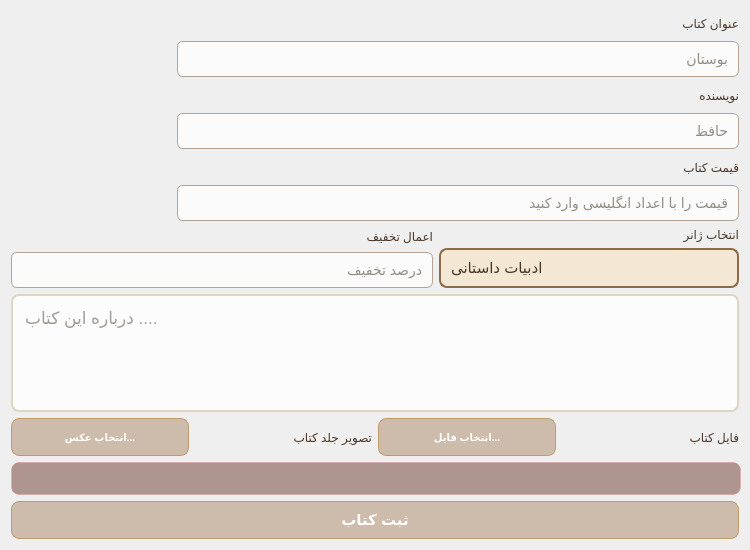
The window that Client/publisher/editbookwidget.ui (Onyx1907/Lumina-EBook-Platform) describes before a commit, drawn with Qt 5.
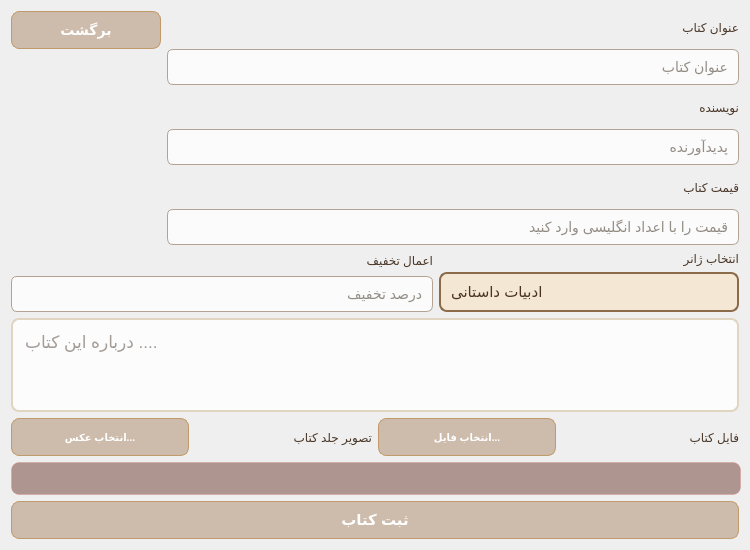
The same window after the commit.

What changed in the file:
```diff
--- a/Client/publisher/editbookwidget.ui
+++ b/Client/publisher/editbookwidget.ui
@@ -35,10 +35,54 @@
     padding: 0px;                 /* اطمینان از نبود پدینگ اضافه */
 }</string>
   </property>
-  <layout class="QVBoxLayout" name="verticalLayout_4">
+  <layout class="QVBoxLayout" name="verticalLayout_5">
    <item>
     <layout class="QHBoxLayout" name="horizontalLayout_3">
      <item>
+      <layout class="QVBoxLayout" name="verticalLayout_4">
+       <item>
+        <widget class="QPushButton" name="back_pushButton">
+         <property name="minimumSize">
+          <size>
+           <width>0</width>
+           <height>38</height>
+          </size>
+         </property>
+         <property name="styleSheet">
+          <string notr="true">
+QPushButton {
+    background-color: rgba(139, 90, 43, 0.35); /* شیشه کاراملی غلیظ */
+    border: 1px solid #C19A6B; /* لبه طلایی خامه‌ای */
+    border-radius: 8px; /* گوشه‌های نرم کلاسیک */
+    color: #FFF; /* متن کاملا سفید و درخشان */
+    font-size: 14px;
+    font-weight: bold;
+    font-family: &quot;Segoe UI&quot;, &quot;Tahoma&quot;;
+    padding: 6px 14px;
+    min-height: 24px;
+}
+
+/* حالت Hover (وقتی موس روی دکمه می‌رود: غلیظ‌تر، تیره تر و کاملا مشخص) */
+QPushButton:hover {
+    background-color: rgba(93, 58, 25, 0.65); /* قهوه‌ای نسکافه‌ای تیره و غلیظ */
+    border: 1px solid #8B5A2B; /* مرز قهوه‌ای سوخته */
+    color: #F7DC6F; /* تغییر رنگ متن به طلایی درخشان برای افکت جذاب‌تر */
+}
+
+/* حالت Pressed (وقتی روی دکمه کلیک می‌شود: تاریک‌ترین و فشرده‌ترین حالت) */
+QPushButton:pressed {
+    background-color: rgba(54, 33, 13, 0.85); /* قهوه‌ای اسپرسو بسیار تیره و سنگین */
+    border: 1px solid #4A2E14;
+    padding-left: 16px; /* همان افکت کلیک ملو و قشنگ شما */
+}
+</string>
+         </property>
+         <property name="text">
+          <string>برگشت</string>
+         </property>
+        </widget>
+       </item>
+       <item>
       <widget class="QLabel" name="cover_pix">
        <property name="sizePolicy">
         <sizepolicy hsizetype="Preferred" vsizetype="Expanding">
@@ -48,8 +92,8 @@
        </property>
        <property name="minimumSize">
         <size>
-         <width>160</width>
-         <height>210</height>
+           <width>150</width>
+           <height>190</height>
         </size>
        </property>
        <property name="maximumSize">
@@ -63,6 +107,8 @@
        </property>
       </widget>
      </item>
+      </layout>
+     </item>
      <item>
       <layout class="QVBoxLayout" name="verticalLayout_2">
        <item>
@@ -91,7 +137,7 @@
 }</string>
          </property>
          <property name="placeholderText">
-          <string>بوستان</string>
+          <string>عنوان کتاب</string>
          </property>
         </widget>
        </item>
@@ -121,7 +167,7 @@
 }</string>
          </property>
          <property name="placeholderText">
-          <string>حافظ</string>
+          <string>پدیدآورنده</string>
          </property>
         </widget>
        </item>
```
Lines whose indentation alone changed are shown as unchanged.
